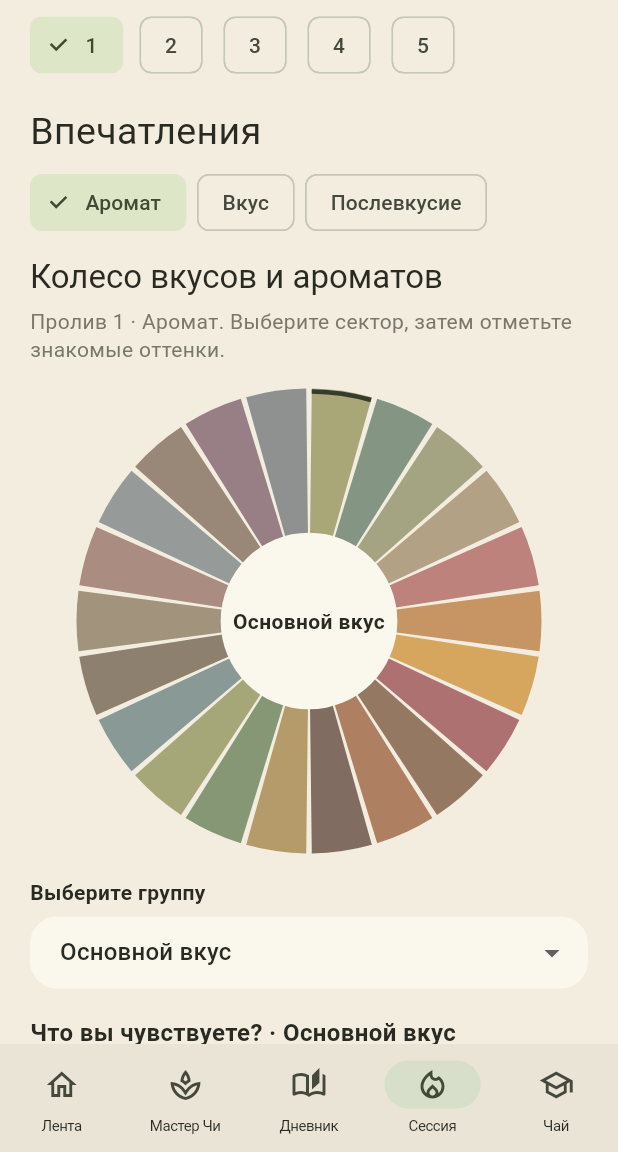
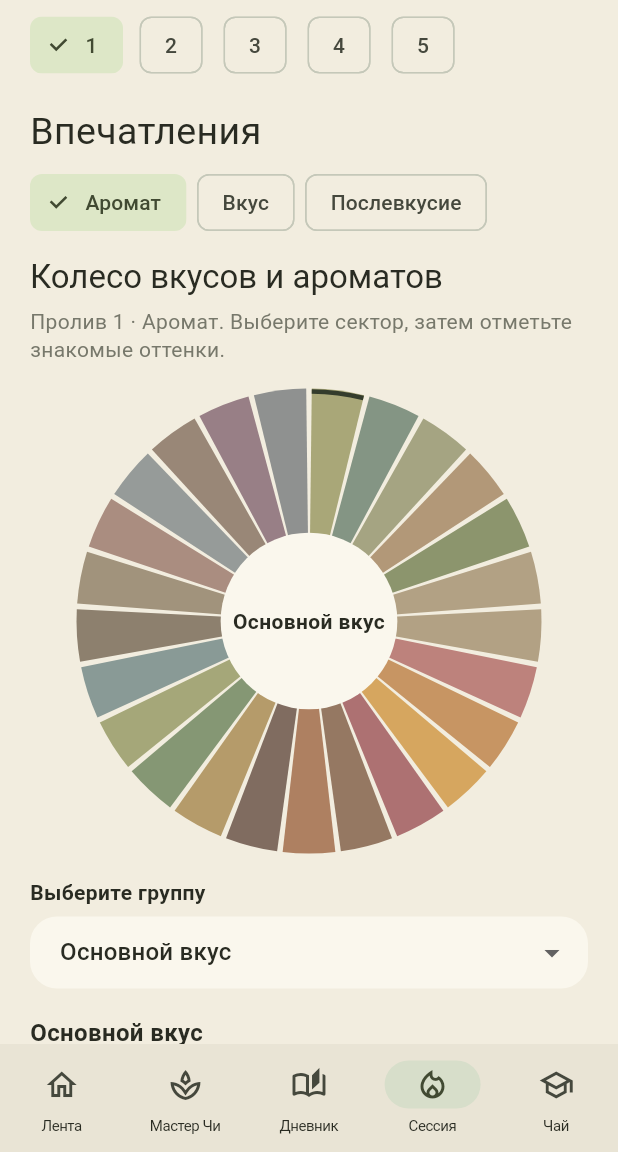
Before and after one commit to cha-tara/cha-tara.github.io, a Flutter app: the screen it shows after launch, item 4 of the bottom bar chosen, scrolled down 576 dp, on a phone screen of 412 x 824 dp, the part 84-1236 px from its top. Run offline on Flutter 3.47's test engine with Material 3 defaults, Android fonts, the phone set to English and light mode, and no system bars; our stand-ins replace shared_preferences; Roboto replaces fonts that are missing (Georgia).

Commit message:
Complete tea descriptor wheel from reference

```diff
--- a/lib/descriptor_wheel.dart
+++ b/lib/descriptor_wheel.dart
@@ -19,13 +19,28 @@ const groups = [
     'Шершавый',
     'Маслянистый',
     'Гладкий',
+    'Подвижный',
     'Лёгкий',
     'Плотный'
   ]),
   DescriptorGroup('Баланс', Color(0xffa5a482),
       ['Сбалансированный', 'Гармоничный', 'Резкий', 'Грубый']),
+  DescriptorGroup('Букет', Color(0xffb29878), [
+    'Сложный',
+    'Богатый',
+    'Простой',
+    'Однообразный',
+    'Характерный',
+    'Нетипичный',
+  ]),
+  DescriptorGroup('Экстрактивность', Color(0xff8c956d), [
+    'Полный (крепкий)',
+    'Пустой (слабый, водянистый)',
+  ]),
   DescriptorGroup('Послевкусие', Color(0xffb2a184),
       ['Интенсивное', 'Слабое', 'Длительное', 'Быстро уходящее']),
+  DescriptorGroup('Тип послевкусия', Color(0xffb2a184),
+      ['Вкус', 'Аромат', 'Ощущение', 'Температура']),
   DescriptorGroup('Цветочный', Color(0xffbd827c),
       ['Жасмин', 'Сирень', 'Роза', 'Липа, нарцисс', 'Пион, клевер']),
   DescriptorGroup('Сладкий', Color(0xffc79563), [
@@ -71,7 +86,7 @@ const groups = [
     'Базилик',
     'Камфора',
     'Кориандр',
-    'Корни'
+    'Корни (хрен, сельдерей)'
   ]),
   DescriptorGroup('Кофейный', Color(0xff806c60), ['Кофе']),
   DescriptorGroup('Ореховый', Color(0xffb59b6a), [
@@ -128,9 +143,27 @@ class _DescriptorWheelState extends State<DescriptorWheel> {
   int active = 0;
   String keyFor(String note) =>
       'Пролив ${widget.infusion} · ${widget.type}: $note';
+
+  Widget noteOptions(DescriptorGroup group) {
+    return Wrap(
+      spacing: 6,
+      runSpacing: 4,
+      children: [
+        for (final note in group.notes)
+          FilterChip(
+            label: Text(note),
+            selected: widget.selected.contains(keyFor(note)),
+            selectedColor: group.color.withValues(alpha: .35),
+            onSelected: (selected) => widget.onChanged(keyFor(note), selected),
+          ),
+      ],
+    );
+  }
+
   @override
   Widget build(BuildContext context) {
     final group = groups[active];
+    final showBasicTastes = widget.type == 'Вкус';
     final selectedForCurrent = widget.selected
         .where(
             (s) => s.startsWith('Пролив ${widget.infusion} · ${widget.type}: '))
@@ -143,9 +176,17 @@ class _DescriptorWheelState extends State<DescriptorWheel> {
           'Пролив ${widget.infusion} · ${widget.type}. Выберите сектор, затем отметьте знакомые оттенки.',
           style: const TextStyle(color: Color(0xff77786b), height: 1.35)),
       const SizedBox(height: 16),
+      if (showBasicTastes) ...[
+        const Text('Основные вкусы',
+            style: TextStyle(fontSize: 16, fontWeight: FontWeight.w600)),
+        const SizedBox(height: 6),
+        noteOptions(groups.first),
+        const SizedBox(height: 16),
+      ],
       Center(child: LayoutBuilder(builder: (context, constraints) {
         final size = math.min(constraints.maxWidth, 310.0);
         return GestureDetector(
+          behavior: HitTestBehavior.opaque,
           onTapUp: (event) {
             final p = event.localPosition - Offset(size / 2, size / 2);
             final distance = p.distance;
@@ -199,20 +240,12 @@ class _DescriptorWheelState extends State<DescriptorWheel> {
         },
       ),
       const SizedBox(height: 18),
-      Text('Что вы чувствуете? · ${group.name}',
-          style: const TextStyle(fontSize: 16, fontWeight: FontWeight.w600)),
-      const SizedBox(height: 6),
-      Wrap(
-          spacing: 6,
-          runSpacing: 4,
-          children: group.notes.map((note) {
-            final key = keyFor(note);
-            return FilterChip(
-                label: Text(note),
-                selected: widget.selected.contains(key),
-                selectedColor: group.color.withValues(alpha: .35),
-                onSelected: (v) => widget.onChanged(key, v));
-          }).toList()),
+      if (!showBasicTastes || active != 0) ...[
+        Text(group.name,
+            style: const TextStyle(fontSize: 16, fontWeight: FontWeight.w600)),
+        const SizedBox(height: 6),
+        noteOptions(group),
+      ],
       if (selectedForCurrent.isNotEmpty) ...[
         const SizedBox(height: 16),
         const Text('Отмечено', style: TextStyle(fontWeight: FontWeight.w600)),
```
